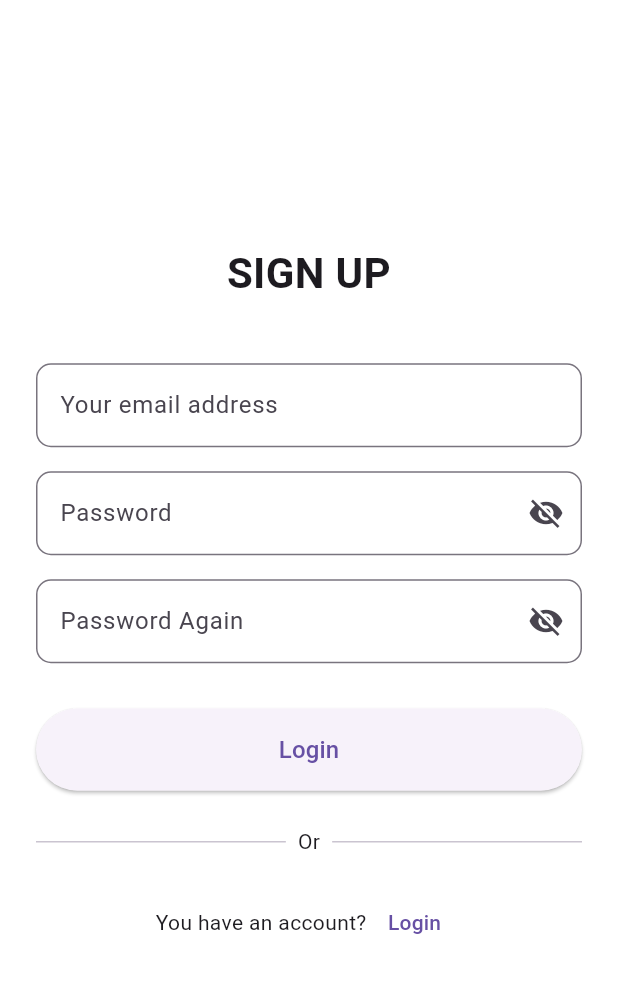
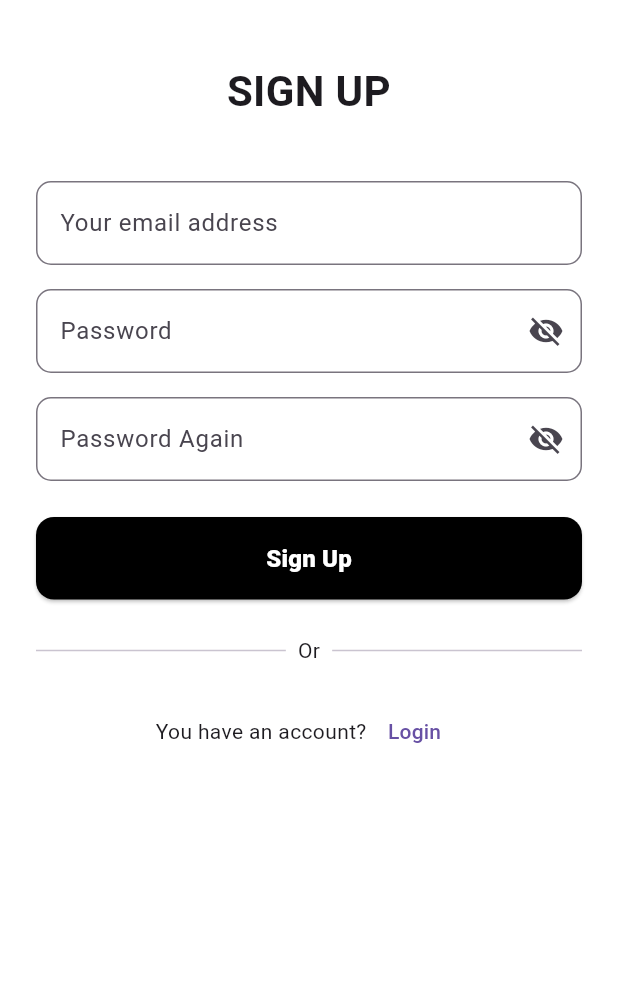
Before and after one commit to AliOshriyeh/TodoApp, a Flutter app: the SignUpPage screen opened by its route, on a phone screen of 412 x 824 dp, the part 59-1052 px from its top. Run offline on Flutter 3.47's test engine with Material 3 defaults, Android fonts, the phone set to English and light mode, and no system bars; our stand-ins replace another_flutter_splash_screen, equatable, flutter_slidable, get, sqflite, supabase_flutter; accounts and stored records are empty; Roboto replaces fonts that are missing (Mulish, SFProText).

Commit message:
Fixing TextFormField Validators
- SignIn_Page
- SignUp_Page
- Update_Task_Page
- Add_Task_Page

```diff
--- a/lib/main.dart
+++ b/lib/main.dart
@@ -2,9 +2,8 @@ import 'package:get/get.dart';
 import 'package:flutter/material.dart';
 import 'package:supabase_flutter/supabase_flutter.dart';
 import 'package:task01/data/providers/supabase_API.dart';
+import 'package:task01/presentation/theme/app_theme.dart';
 import 'package:task01/presentation/pages/list_task_page.dart';
-
-import 'package:task01/presentation/theme/app_theme.dart';
 
 import 'package:task01/routes/app_pages.dart';
 
@@ -24,7 +23,7 @@ class MyApp extends StatelessWidget {
     return GetMaterialApp(
       theme: appThemeData,
       debugShowCheckedModeBanner: false,
-      home: TaskListPage(),
+      home: TaskListPage(), //const SpashScreen(),
       getPages: AppPages.routes,
     );
   }
--- a/lib/presentation/pages/list_task_page.dart
+++ b/lib/presentation/pages/list_task_page.dart
@@ -35,6 +35,9 @@ class TaskListPage extends StatelessWidget {
           //   icon: const Icon(Icons.refresh),
           //   onPressed: _taskController.fetchTasks,
           // ),
+
+          Expanded(
+            child: Obx(() {
               // Padding(
               //   padding: const EdgeInsets.all(8.0),
               //   child: TextField(
@@ -46,9 +49,6 @@ class TaskListPage extends StatelessWidget {
               //     onChanged: _taskController.filterTasks,
               //   ),
               // ),
-
-          Expanded(
-            child: Obx(() {
               if (_taskController.isLoading.value) {
                 return const Center(child: CircularProgressIndicator());
               }
--- a/lib/presentation/pages/signup_page.dart
+++ b/lib/presentation/pages/signup_page.dart
@@ -2,34 +2,26 @@
 
 import 'package:get/get.dart';
 import 'package:flutter/material.dart';
+import 'package:task01/presentation/theme/app_colors.dart';
+import 'package:task01/presentation/theme/app_text_style.dart';
+import 'package:task01/routes/app_routes.dart';
 import 'package:task01/domain/controller/auth_controller.dart';
-import 'package:task01/presentation/theme/app_text_style.dart';
-import 'package:task01/presentation/theme/index_theme.dart';
-import 'package:task01/routes/app_routes.dart';
 
-class SignUpPage extends StatefulWidget {
-  const SignUpPage({super.key});
-
-  @override
-  _SignUpPageState createState() => _SignUpPageState();
-}
-
-class _SignUpPageState extends State<SignUpPage> {
+class SignUpPage extends StatelessWidget {
+  SignUpPage({super.key});
   final AuthController authController = Get.find();
-
-  @override
-  void initState() {
-    super.initState();
-  }
 
   @override
   Widget build(BuildContext context) {
     return Scaffold(
-        appBar: AppBar(
-          title: const Text('Authentication'),
-        ),
-        body: Padding(
-            padding: const EdgeInsets.all(24.0),
+      appBar: AppBar(
+        title: const Text('Authentication'),
+      ),
+      body: Padding(
+        padding: const EdgeInsets.all(24.0),
+        child: Form(
+          key: authController.formKey,
+          child: SingleChildScrollView(
             child: Obx(
               () => Column(
                 mainAxisAlignment: MainAxisAlignment.center,
@@ -43,6 +35,7 @@ class _SignUpPageState extends State<SignUpPage> {
                   const SizedBox(height: 40),
                   TextFormField(
                     controller: authController.emailController,
+                    validator: authController.validateEmail,
                     decoration: const InputDecoration(
                       labelText: 'Your email address',
                       border: OutlineInputBorder(borderRadius: BorderRadius.all(Radius.circular(10))),
@@ -52,6 +45,7 @@ class _SignUpPageState extends State<SignUpPage> {
                   TextFormField(
                     controller: authController.passwordController,
                     obscureText: authController.obscurePass.value,
+                    validator: authController.validatePassword,
                     decoration: InputDecoration(
                       labelText: 'Password',
                       border: const OutlineInputBorder(borderRadius: BorderRadius.all(Radius.circular(10))),
@@ -65,36 +59,32 @@ class _SignUpPageState extends State<SignUpPage> {
                   TextFormField(
                     controller: authController.confirmPasswordController,
                     obscureText: authController.obscureConfPass.value,
+                    validator: authController.validateConfirmPassword,
                     decoration: InputDecoration(
                       labelText: 'Password Again',
                       border: const OutlineInputBorder(borderRadius: BorderRadius.all(Radius.circular(10))),
                       suffixIcon: InkWell(
-                        onTap: () => authController.obscurePass.value = !authController.obscurePass.value,
-                        child: Icon(authController.obscurePass.value ? Icons.visibility_off : Icons.visibility),
+                        onTap: () => authController.obscureConfPass.value = !authController.obscureConfPass.value,
+                        child: Icon(authController.obscureConfPass.value ? Icons.visibility_off : Icons.visibility),
                       ),
-                    ),
-                  ),
-                  const SizedBox(height: 6),
-                  Visibility(
-                    visible: !authController.doesPassMatch.value,
-                    child: Align(
-                      alignment: Alignment.center,
-                      child: Text("Passwords don't match", style: AppTextStyle.bold16.copyWith(color: AppColors.warning)),
                     ),
                   ),
                   const SizedBox(height: 24),
                   ElevatedButton(
                     onPressed: () {
-                      authController.doesPassMatch.value = (authController.passwordController.text == authController.confirmPasswordController.text);
-                      if (authController.doesPassMatch.value) {
+                      if (authController.formKey.currentState!.validate()) {
                         authController.signUp(
                           authController.emailController.text,
                           authController.passwordController.text,
                         );
-                      } else {}
+                      }
                     },
-                    style: ElevatedButton.styleFrom(padding: const EdgeInsets.symmetric(vertical: 16)),
-                    child: const Text('Login', style: TextStyle(fontSize: 16)),
+                    style: ElevatedButton.styleFrom(
+                      backgroundColor: AppColors.black,
+                      padding: const EdgeInsets.symmetric(vertical: 16),
+                      shape: RoundedRectangleBorder(borderRadius: BorderRadius.circular(12)),
+                    ),
+                    child: Text('Sign Up', style: AppTextStyle.black16.copyWith(color: AppColors.white)),
                   ),
                   const SizedBox(height: 24),
                   const Row(
@@ -117,14 +107,10 @@ class _SignUpPageState extends State<SignUpPage> {
                   ),
                 ],
               ),
-            )));
-  }
-
-  @override
-  void dispose() {
-    authController.emailController.dispose();
-    authController.passwordController.dispose();
-    authController.confirmPasswordController.dispose();
-    super.dispose();
+            ),
+          ),
+        ),
+      ),
+    );
   }
 }
--- a/lib/presentation/pages/spash_screen.dart
+++ b/lib/presentation/pages/spash_screen.dart
@@ -1,6 +1,7 @@
 import 'package:another_flutter_splash_screen/another_flutter_splash_screen.dart';
 import 'package:flutter/material.dart';
 import 'package:get/get.dart';
+import 'package:task01/presentation/theme/app_colors.dart';
 import 'package:task01/routes/app_routes.dart';
 // import 'package:flutter_linkify/flutter_linkify.dart';
 
@@ -15,7 +16,7 @@ class SpashScreen extends StatelessWidget {
         //   child: SelectableLinkify(text: "Gifs Made by https://storyset.com/book", textAlign: TextAlign.center),
         // ),
         body: FlutterSplashScreen.fadeIn(
-            childWidget: const Center(child: Icon(Icons.note_alt_rounded, color: Colors.deepPurple, size: 200)),
+            childWidget: const Center(child: Icon(Icons.note_alt_rounded, color: AppColors.black, size: 200)),
             backgroundColor: Colors.white,
             asyncNavigationCallback: () async {
               await Future.delayed(const Duration(seconds: 3));
--- a/lib/presentation/widgets/task_card.dart
+++ b/lib/presentation/widgets/task_card.dart
@@ -3,6 +3,7 @@ import 'package:flutter_slidable/flutter_slidable.dart';
 import 'package:get/get.dart';
 import 'package:task01/configs/util.dart';
 import 'package:task01/data/models/task_model.dart';
+import 'package:task01/domain/binding/edit_task_binding.dart';
 import 'package:task01/domain/controller/task_controller.dart';
 import 'package:task01/presentation/pages/edit_task_page.dart';
 import 'package:task01/presentation/theme/app_colors.dart';
@@ -85,7 +86,7 @@ class TaskCard extends StatelessWidget {
   void _editTask(BuildContext context) async {
     Slidable.of(context)?.close();
     // Navigate to edit page
-    await Get.to(() => EditTaskPage(task: task));
+    await Get.to(() => EditTaskPage(task: task), binding: EditTaskBinding());
     _taskController.fetchTasks();
   }
 
--- a/lib/routes/app_pages.dart
+++ b/lib/routes/app_pages.dart
@@ -1,5 +1,6 @@
 import 'package:get/get.dart';
 import 'package:task01/domain/binding/auth_binding.dart';
+import 'package:task01/presentation/pages/add_task_page.dart';
 import 'package:task01/presentation/pages/signin_page.dart';
 import 'package:task01/presentation/pages/signup_page.dart';
 import 'package:task01/presentation/pages/list_task_page.dart';
@@ -10,16 +11,20 @@ class AppPages {
     GetPage(
       binding: AuthBinding(),
       name: AppRoutes.signin,
-      page: () => const SignInPage(),
+      page: () => SignInPage(),
     ),
     GetPage(
       binding: AuthBinding(),
       name: AppRoutes.signup,
-      page: () => const SignUpPage(),
+      page: () => SignUpPage(),
     ),
     GetPage(
       name: AppRoutes.tasklist,
       page: () => TaskListPage(),
     ),
+    GetPage(
+      name: AppRoutes.tasklist,
+      page: () => AddTaskPage(),
+    ),
   ];
 }
```
Also changed, not shown: lib/domain/binding/edit_task_binding.dart (added, +9 -0 lines), lib/domain/controller/auth_controller.dart (+31 -0 lines), lib/domain/controller/edit_task_controller.dart (added, +50 -0 lines), lib/presentation/pages/add_task_page.dart (+50 -12 lines), lib/presentation/pages/edit_task_page.dart (+25 -45 lines), lib/presentation/pages/signin_page.dart (+26 -31 lines). Lines whose indentation alone changed are shown as unchanged.
